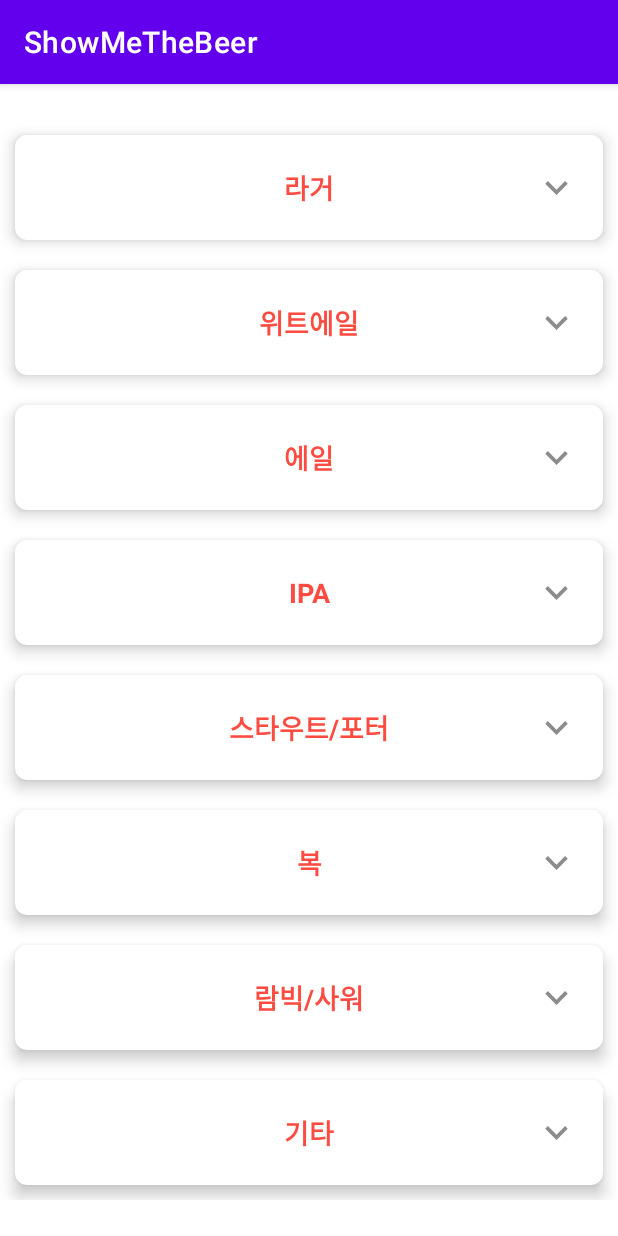
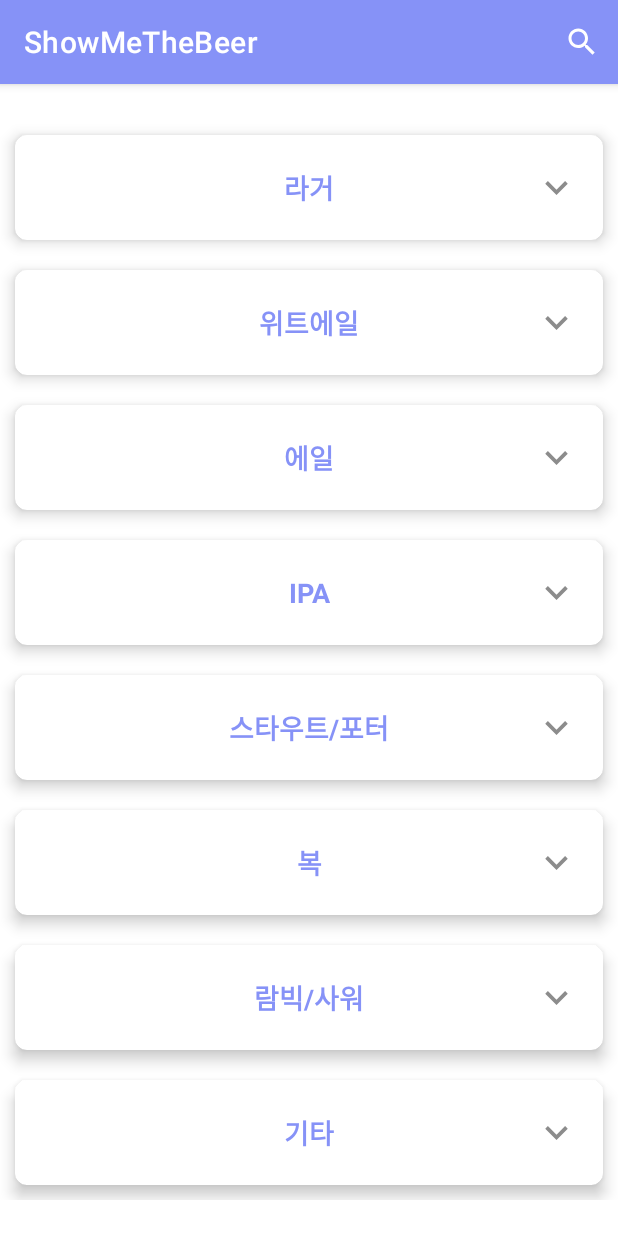
Before and after one commit to johojae/SESE, an Android app: the BeerCategoryActivity screen opened directly, with no data from a screen before it, on a phone screen of 412 x 824 dp. Run offline under Robolectric (Android 15) with nearby library versions, the phone set to English and light mode, and no system bars.

Commit message:
add searchview

```diff
--- a/ShowMeTheBeer/app/src/main/java/com/sese/showmethebeer/BeerCategoryActivity.java
+++ b/ShowMeTheBeer/app/src/main/java/com/sese/showmethebeer/BeerCategoryActivity.java
@@ -1,12 +1,15 @@
 package com.sese.showmethebeer;
 
 import androidx.appcompat.app.AppCompatActivity;
+import androidx.appcompat.widget.SearchView;
 import androidx.recyclerview.widget.LinearLayoutManager;
 import androidx.recyclerview.widget.RecyclerView;
 
 import android.content.res.AssetManager;
 import android.os.Bundle;
 import android.util.Log;
+import android.view.Menu;
+import android.view.MenuItem;
 import android.view.View;
 import android.widget.Toast;
 
@@ -118,7 +121,29 @@
 
         adapter = new CategoryItemAdapter(mList);
         recyclerView.setAdapter(adapter);
+    }
 
+    @Override
+    public boolean onCreateOptionsMenu(Menu menu){
+        getMenuInflater().inflate(R.menu.searchbar_menu, menu);
+        MenuItem menuItem = menu.findItem((R.id.search));
+        SearchView searchView = (SearchView) menuItem.getActionView();
+        searchView.setQueryHint("Search here");
 
+        searchView.setOnQueryTextListener(new SearchView.OnQueryTextListener(){
+            @Override
+            public boolean onQueryTextSubmit(String query){
+                Log.v("hojae", query);
+                return false;
+            }
+
+            @Override
+            public boolean onQueryTextChange(String newText){
+                return false;
+            }
+
+        });
+
+        return super.onCreateOptionsMenu(menu);
     }
 }
--- a/ShowMeTheBeer/app/src/main/java/com/sese/showmethebeer/BeerListAdapter.java
+++ b/ShowMeTheBeer/app/src/main/java/com/sese/showmethebeer/BeerListAdapter.java
@@ -17,7 +17,6 @@
 
     public BeerListAdapter(@NonNull Context context, ArrayList<BeerModel> beerModels){
         super(context, 0, beerModels);
-        Log.v("맥주리스트", "7번");
     }
 
 
@@ -25,8 +24,6 @@
     @Override
     public View getView(int position, View convertView, ViewGroup parent){
         HolderView holderView;
-
-        Log.v("맥주리스트", "3번");
 
         if(convertView == null){
             convertView = LayoutInflater.from(getContext()).inflate(R.layout.grid_view_beer_item_list, parent, false);
@@ -37,8 +34,6 @@
         else{
             holderView = (HolderView) convertView.getTag();
         }
-
-        Log.v("맥주리스트", "4번");
 
         BeerModel model = getItem(position);
         holderView.icons.setImageResource(model.getIconId());
--- a/ShowMeTheBeer/app/src/main/java/com/sese/showmethebeer/CategoryItemAdapter.java
+++ b/ShowMeTheBeer/app/src/main/java/com/sese/showmethebeer/CategoryItemAdapter.java
@@ -46,7 +46,7 @@
             holder.mArrowImage.setImageResource(R.drawable.arrow_down);
         }
 
-        CategoryNestedAdapter adapter = new CategoryNestedAdapter(list);
+        CategoryNestedAdapter adapter = new CategoryNestedAdapter(list, model.getItemText());
         holder.nestedRecyclerView.setLayoutManager(new LinearLayoutManager(holder.itemView.getContext()));
         holder.nestedRecyclerView.setHasFixedSize(true);
         holder.nestedRecyclerView.setAdapter(adapter);
--- a/ShowMeTheBeer/app/src/main/java/com/sese/showmethebeer/CategoryNestedAdapter.java
+++ b/ShowMeTheBeer/app/src/main/java/com/sese/showmethebeer/CategoryNestedAdapter.java
@@ -16,9 +16,12 @@
 public class CategoryNestedAdapter extends RecyclerView.Adapter<CategoryNestedAdapter.NestedViewHolder> {
 
     private Context mContext;
+
+    private String parentCategory;
     private List<NestedList> mList;
 
-    public CategoryNestedAdapter(List<NestedList> mList){
+    public CategoryNestedAdapter(List<NestedList> mList, String parentCategory){
+        this.parentCategory = parentCategory;
         this.mList = mList;
     }
     @NonNull
@@ -49,50 +52,16 @@
                 @Override
                 public void onClick(View v) {
                     int position = getAdapterPosition();
-                    Log.d("hojae", "position = " + position + " mText:" + mList.get(position).nestedName);
+                    //Log.d("hojae", "position = " + position + " parent:" +parentCategory + " mText:" + mList.get(position).nestedName);
 
                     Intent intent = new Intent(v.getContext(), BeerListActivity.class);
+
+                    intent.putExtra("caller", "category");
+                    intent.putExtra("parentCategory", parentCategory);
+                    intent.putExtra("detailCategory", mList.get(position).nestedName);
                     v.getContext().startActivity(intent);
-
-                    //if(mContext instanceof BeerListActivity){
-                    //    Intent intent = new Intent(mContext, BeerListActivity.class);
-                    //    ((BeerListActivity)mContext).startActivity(intent);
-                    //}
-
-
-                    //Intent intent = new Intent(mContext, BeerListActivity.class);
-                    //startActivity(intent);
-
-                    //if(mListener != null)
-                    //{
-                    //    mListener.onItemClick(v, position);
-                    //}
                 }
             }));
-
-
-
-            /*
-            itemView.setOn(new View.OnClickListener(){
-                @Override
-                public void onClick(View view)
-                {
-                    int position = getAdapterPosition();
-                    if(position != RecyclerView.NO_POSITION){
-
-                    }
-                }
-            });
-
-             */
         }
     }
-    private OnItemClickListener mListener = null;
-    public void setOnItemClickListener(OnItemClickListener listener) {
-        this.mListener = listener ;
-    }
-
-    public interface OnItemClickListener {
-        void onItemClick(View v, int position) ;
-    }
 }
--- /dev/null
+++ b/ShowMeTheBeer/app/src/main/res/drawable/baseline_search_24.xml
@@ -0,0 +1,5 @@
+<vector android:height="24dp" android:tint="#FFFFFF"
+    android:viewportHeight="24" android:viewportWidth="24"
+    android:width="24dp" xmlns:android="http://schemas.android.com/apk/res/android">
+    <path android:fillColor="@android:color/white" android:pathData="M15.5,14h-0.79l-0.28,-0.27C15.41,12.59 16,11.11 16,9.5 16,5.91 13.09,3 9.5,3S3,5.91 3,9.5 5.91,16 9.5,16c1.61,0 3.09,-0.59 4.23,-1.57l0.27,0.28v0.79l5,4.99L20.49,19l-4.99,-5zM9.5,14C7.01,14 5,11.99 5,9.5S7.01,5 9.5,5 14,7.01 14,9.5 11.99,14 9.5,14z"/>
+</vector>
--- a/ShowMeTheBeer/app/src/main/res/layout/category_item.xml
+++ b/ShowMeTheBeer/app/src/main/res/layout/category_item.xml
@@ -26,7 +26,7 @@
                 android:layout_gravity="center"
                 android:gravity="center"
                 android:text="Category"
-                android:textColor="@color/category_item_color"
+                android:textColor="@color/lavender"
                 android:textSize="18sp"
                 android:textStyle="bold"
                 app:layout_constraintBottom_toBottomOf="parent"
--- /dev/null
+++ b/ShowMeTheBeer/app/src/main/res/menu/searchbar_menu.xml
@@ -0,0 +1,14 @@
+<?xml version="1.0" encoding="utf-8"?>
+<menu xmlns:android="http://schemas.android.com/apk/res/android"
+    xmlns:app="http://schemas.android.com/apk/res-auto">
+
+    <item
+        android:id="@+id/search"
+        android:title="Search"
+        android:icon="@drawable/baseline_search_24"
+        app:showAsAction="ifRoom|collapseActionView"
+        app:actionViewClass="androidx.appcompat.widget.SearchView"/>
+
+
+
+</menu>
--- a/ShowMeTheBeer/app/src/main/res/values/colors.xml
+++ b/ShowMeTheBeer/app/src/main/res/values/colors.xml
@@ -8,4 +8,5 @@
     <color name="black">#FF000000</color>
     <color name="white">#FFFFFFFF</color>
     <color name="category_item_color">#FC4B41</color>
+    <color name="lavender">#8692f7</color>
 </resources>
--- a/ShowMeTheBeer/app/src/main/res/values/themes.xml
+++ b/ShowMeTheBeer/app/src/main/res/values/themes.xml
@@ -1,9 +1,9 @@
 <resources xmlns:tools="http://schemas.android.com/tools">
     <!-- Base application theme. -->
-    <style name="Theme.ShowMeTheBeer" parent="Theme.MaterialComponents.DayNight.DarkActionBar">
+    <style name="Theme.ShowMeTheBeer" parent="Theme.MaterialComponents.Light.DarkActionBar">
         <!-- Primary brand color. -->
-        <item name="colorPrimary">@color/purple_500</item>
-        <item name="colorPrimaryVariant">@color/purple_700</item>
+        <item name="colorPrimary">@color/lavender</item>
+        <item name="colorPrimaryVariant">@color/lavender</item>
         <item name="colorOnPrimary">@color/white</item>
         <!-- Secondary brand color. -->
         <item name="colorSecondary">@color/teal_200</item>
```
Also changed, not shown: ShowMeTheBeer/app/src/main/java/com/sese/showmethebeer/BeerListActivity.java (+22 -1 lines).
